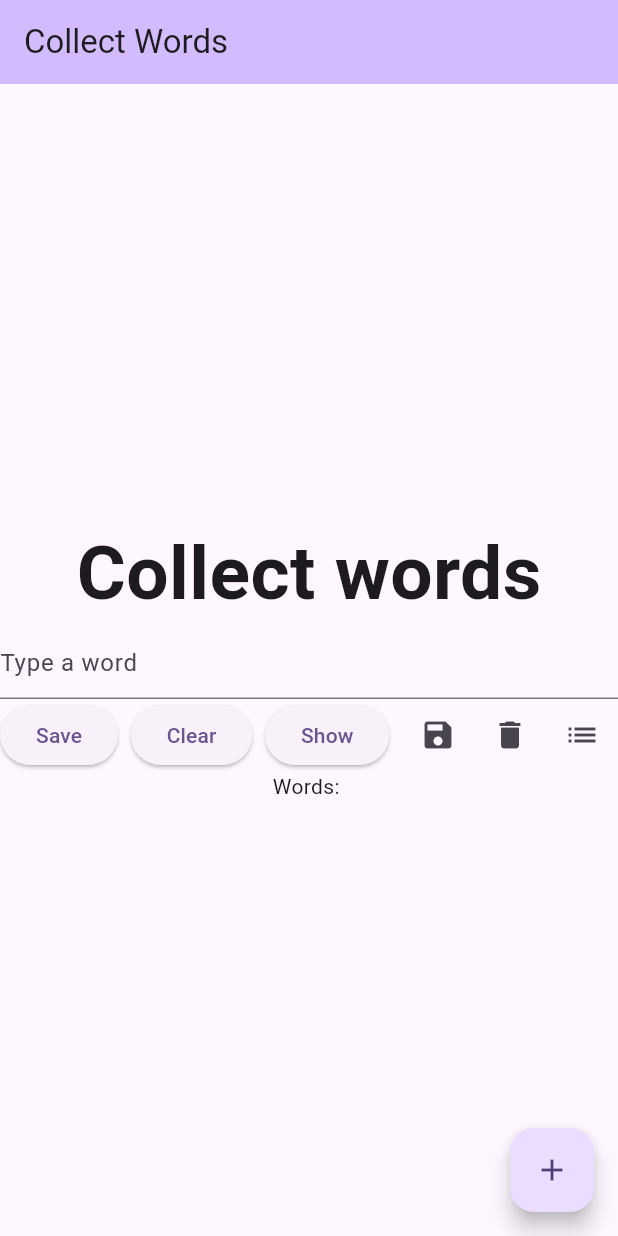
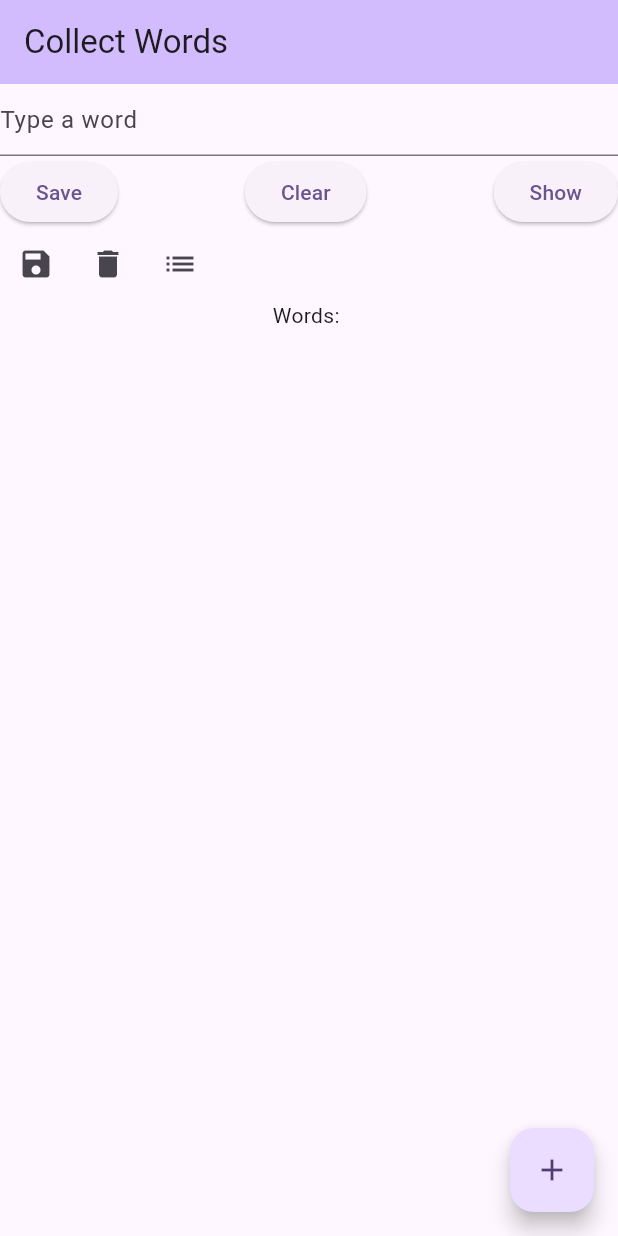
Before and after one commit to andersbor/fluttercollectwords3, a Flutter app: the screen it shows after launch, on a phone screen of 412 x 824 dp. Run offline on Flutter 3.47's test engine with Material 3 defaults, Android fonts, the light colour scheme and no system bars.

Commit message:
moved icon buttons to separate row

```diff
--- a/lib/main.dart
+++ b/lib/main.dart
@@ -115,10 +115,10 @@ class _MyHomePageState extends State<MyHomePage> {
           // TRY THIS: Invoke "debug painting" (choose the "Toggle Debug Paint"
           // action in the IDE, or press "p" in the console), to see the
           // wireframe for each widget.
-          mainAxisAlignment: MainAxisAlignment.center,
+          mainAxisAlignment: MainAxisAlignment.start,
           children: <Widget>[
-            const Text('Collect words',
-                style: TextStyle(fontWeight: FontWeight.bold, fontSize: 50)),
+            //const Text('Collect words',
+            //    style: TextStyle(fontWeight: FontWeight.bold, fontSize: 50)),
             TextField(
               controller: myController,
               decoration: const InputDecoration(hintText: "Type a word"),
@@ -144,7 +144,8 @@ class _MyHomePageState extends State<MyHomePage> {
                     });
                   },
                   child: const Text('Show')),
-              const Spacer(),
+            ]),
+            Row(children: <Widget>[
               IconButton(
                 icon: const Icon(Icons.save),
                 onPressed: () {
```
Also changed, not shown: 1 other file.
